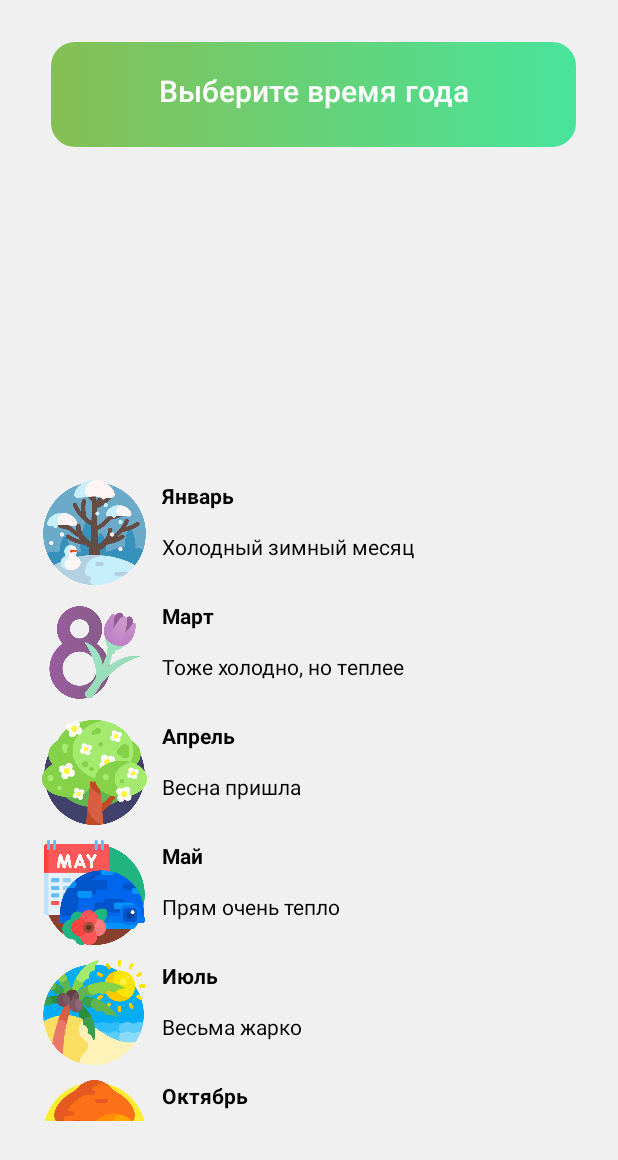
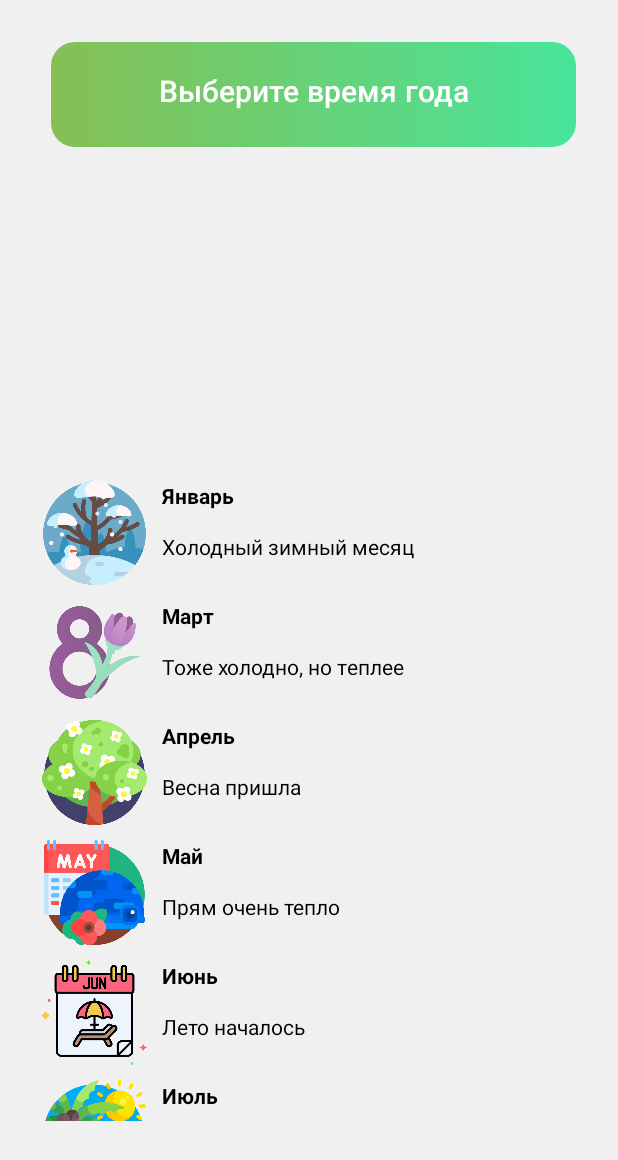
Before and after one commit to Ananass5/GuideOfSeasons_Dz3_Module4_CodeOfFuture, an Android app: the SecondActivity screen opened directly, with no data from a screen before it, on a phone screen of 412 x 824 dp. Shown: the top 1160 px of the screen. Run offline under Robolectric (Android 15) with nearby library versions, the light colour scheme and no system bars.

Commit message:
Добавил класс SeasonAdapter, готовое приложение Еще парочка месяцев

```diff
--- a/app/src/main/java/com/ananas/realappwithseveralactivityes_codeoffuture_module4_4/SecondActivity.java
+++ b/app/src/main/java/com/ananas/realappwithseveralactivityes_codeoffuture_module4_4/SecondActivity.java
@@ -36,7 +36,9 @@ public class SecondActivity extends AppCompatActivity {
         seasonList.add(new Season("Март", "Тоже холодно, но теплее", R.drawable.img));
         seasonList.add(new Season("Апрель", "Весна пришла", R.drawable.spring));
         seasonList.add(new Season("Май", "Прям очень тепло", R.drawable.img_1));
+        seasonList.add(new Season("Июнь", "Лето началось", R.drawable.img_2));
         seasonList.add(new Season("Июль", "Весьма жарко", R.drawable.summer));
+        seasonList.add(new Season("Август", "Скоро осень", R.drawable.img_3));
         seasonList.add(new Season("Октябрь", "Листочки опадают( ", R.drawable.autumn));
 
     }
```
Also changed, not shown: app/src/main/res/drawable-v24/img_2.png (added), app/src/main/res/drawable-v24/img_3.png (added).
